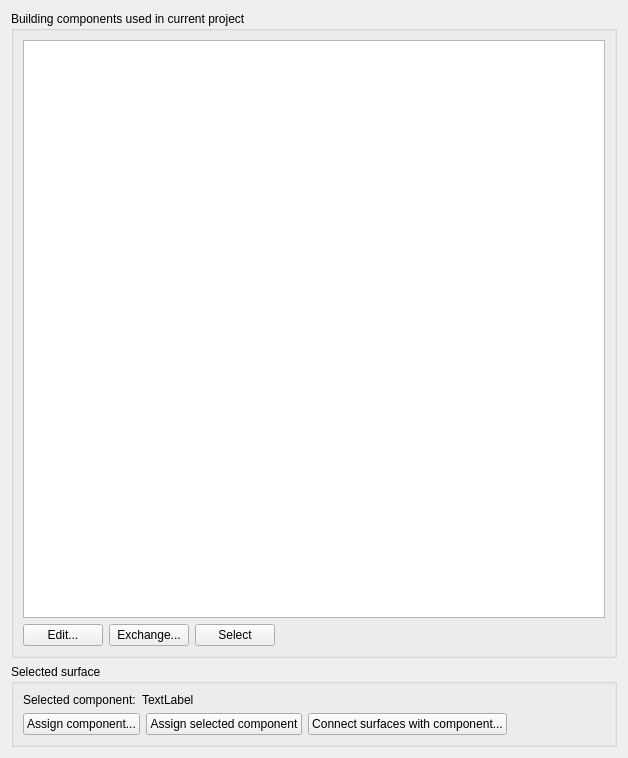
Old version of the form SIM-VICUS/src/SVPropBuildingComponentsWidget.ui in the repository ghorwin/SIM-VICUS.
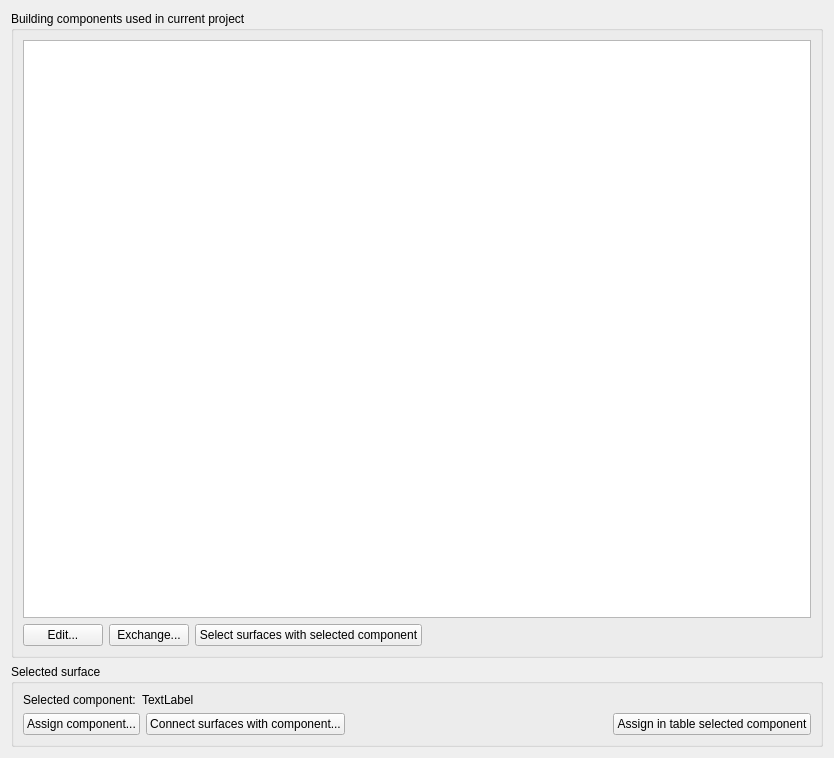
New version of the form.

Commit message: Some push button naming refined

```diff
--- a/SIM-VICUS/src/SVPropBuildingComponentsWidget.ui
+++ b/SIM-VICUS/src/SVPropBuildingComponentsWidget.ui
@@ -6,7 +6,7 @@
    <rect>
     <x>0</x>
     <y>0</y>
-    <width>628</width>
+    <width>834</width>
     <height>758</height>
    </rect>
   </property>
@@ -65,7 +65,7 @@
          <string>Selects all objects/surfaces which are associated with the selected component.</string>
         </property>
         <property name="text">
-         <string>Select</string>
+         <string>Select surfaces with selected component</string>
         </property>
        </widget>
       </item>
@@ -100,16 +100,6 @@
           </property>
          </widget>
         </item>
-        <item>
-         <widget class="QPushButton" name="pushButtonAssignComponentFromTable">
-          <property name="toolTip">
-           <string>Assign the component selected in the table above to all currently selected surfaces.</string>
-          </property>
-          <property name="text">
-           <string>Assign selected component</string>
-          </property>
-         </widget>
-        </item>
         <item>
          <widget class="QPushButton" name="pushButtonAssignInsideComponent">
           <property name="text">
@@ -130,6 +120,16 @@
           </property>
          </spacer>
         </item>
+        <item>
+         <widget class="QPushButton" name="pushButtonAssignComponentFromTable">
+          <property name="toolTip">
+           <string>Assign the component selected in the table above to all currently selected surfaces.</string>
+          </property>
+          <property name="text">
+           <string>Assign in table selected component</string>
+          </property>
+         </widget>
+        </item>
        </layout>
       </item>
       <item row="0" column="1">
```
The commit also changes 1 other file.
